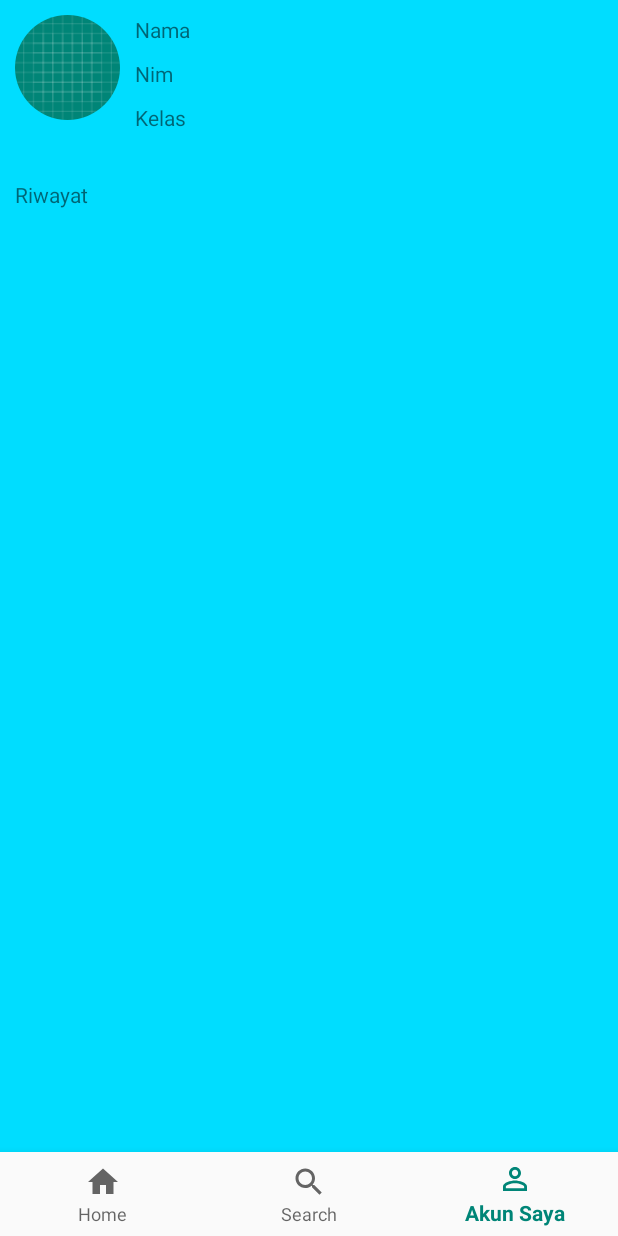
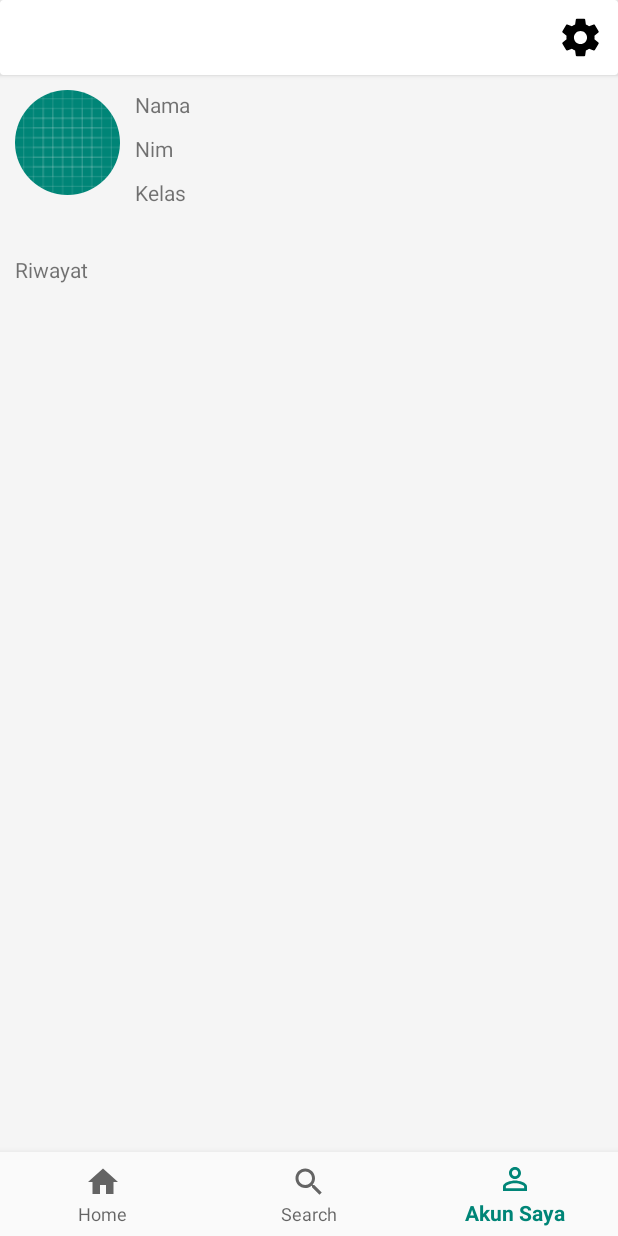
Before and after one commit to wildanal2/RuangKunci, an Android app: the screen it shows after launch (MainActivity), item 3 of the bottom bar chosen, on a phone screen of 412 x 824 dp. Run offline under Robolectric (Android 15) with nearby library versions, the phone set to English and light mode, and no system bars; our stand-ins replace CircleImageView.

Commit message:
button setting di akun

```diff
--- a/app/src/main/java/com/keyroom/com/keyroom/User/AkunFragmentUser.java
+++ b/app/src/main/java/com/keyroom/com/keyroom/User/AkunFragmentUser.java
@@ -8,14 +8,31 @@ import android.support.v4.app.Fragment;
 import android.view.LayoutInflater;
 import android.view.View;
 import android.view.ViewGroup;
+import android.widget.ImageView;
 
 import com.keyroom.com.keyroom.R;
 
 public class AkunFragmentUser extends Fragment {
 
+    View v;
+
     @Nullable
     @Override
     public View onCreateView(@NonNull LayoutInflater inflater, @Nullable ViewGroup container, @Nullable Bundle savedInstanceState) {
-        return inflater.inflate(R.layout.fragment_akun_user,container,false);
+        v = inflater.inflate(R.layout.fragment_akun_user,container,false);
+        initialize();
+        return v;
+    }
+
+    public void initialize(){
+        ImageView btn_setting = v.findViewById(R.id.btn_setting_akun);
+
+        btn_setting.setOnClickListener(new View.OnClickListener() {
+            @Override
+            public void onClick(View view) {
+                getActivity().getSupportFragmentManager().beginTransaction().replace(R.id.frament_container_user,new setting()).commit();
+            }
+        });
+
     }
 }
--- /dev/null
+++ b/app/src/main/res/drawable/ic_settings.xml
@@ -0,0 +1,9 @@
+<vector xmlns:android="http://schemas.android.com/apk/res/android"
+        android:width="24dp"
+        android:height="24dp"
+        android:viewportWidth="24.0"
+        android:viewportHeight="24.0">
+    <path
+        android:fillColor="#FF000000"
+        android:pathData="M19.43,12.98c0.04,-0.32 0.07,-0.64 0.07,-0.98s-0.03,-0.66 -0.07,-0.98l2.11,-1.65c0.19,-0.15 0.24,-0.42 0.12,-0.64l-2,-3.46c-0.12,-0.22 -0.39,-0.3 -0.61,-0.22l-2.49,1c-0.52,-0.4 -1.08,-0.73 -1.69,-0.98l-0.38,-2.65C14.46,2.18 14.25,2 14,2h-4c-0.25,0 -0.46,0.18 -0.49,0.42l-0.38,2.65c-0.61,0.25 -1.17,0.59 -1.69,0.98l-2.49,-1c-0.23,-0.09 -0.49,0 -0.61,0.22l-2,3.46c-0.13,0.22 -0.07,0.49 0.12,0.64l2.11,1.65c-0.04,0.32 -0.07,0.65 -0.07,0.98s0.03,0.66 0.07,0.98l-2.11,1.65c-0.19,0.15 -0.24,0.42 -0.12,0.64l2,3.46c0.12,0.22 0.39,0.3 0.61,0.22l2.49,-1c0.52,0.4 1.08,0.73 1.69,0.98l0.38,2.65c0.03,0.24 0.24,0.42 0.49,0.42h4c0.25,0 0.46,-0.18 0.49,-0.42l0.38,-2.65c0.61,-0.25 1.17,-0.59 1.69,-0.98l2.49,1c0.23,0.09 0.49,0 0.61,-0.22l2,-3.46c0.12,-0.22 0.07,-0.49 -0.12,-0.64l-2.11,-1.65zM12,15.5c-1.93,0 -3.5,-1.57 -3.5,-3.5s1.57,-3.5 3.5,-3.5 3.5,1.57 3.5,3.5 -1.57,3.5 -3.5,3.5z"/>
+</vector>
--- a/app/src/main/res/layout/fragment_akun_user.xml
+++ b/app/src/main/res/layout/fragment_akun_user.xml
@@ -2,12 +2,36 @@
 <RelativeLayout xmlns:android="http://schemas.android.com/apk/res/android"
     android:layout_width="match_parent"
     android:layout_height="match_parent"
-    android:background="@android:color/holo_blue_bright">
+    android:background="#F5F5F5">
+
+    <android.support.v7.widget.CardView
+        android:id="@+id/topbarakun"
+        android:layout_width="match_parent"
+        android:layout_height="50dp">
+
+        <RelativeLayout
+            android:layout_width="match_parent"
+            android:layout_height="match_parent">
+
+            <ImageView
+                android:id="@+id/btn_setting_akun"
+                android:layout_width="30dp"
+                android:layout_height="30dp"
+                android:src="@drawable/ic_settings"
+                android:layout_alignParentRight="true"
+                android:layout_centerVertical="true"
+                android:layout_marginRight="10dp"/>
+
+        </RelativeLayout>
+
+
+    </android.support.v7.widget.CardView>
 
     <LinearLayout
         android:id="@+id/linearatasakun"
         android:layout_width="match_parent"
         android:layout_height="wrap_content"
+        android:layout_below="@+id/topbarakun"
         android:layout_marginTop="10dp"
         android:orientation="horizontal">
 
```
Also changed, not shown: app/src/main/java/com/keyroom/com/keyroom/User/setting.java (+0 -88 lines).
